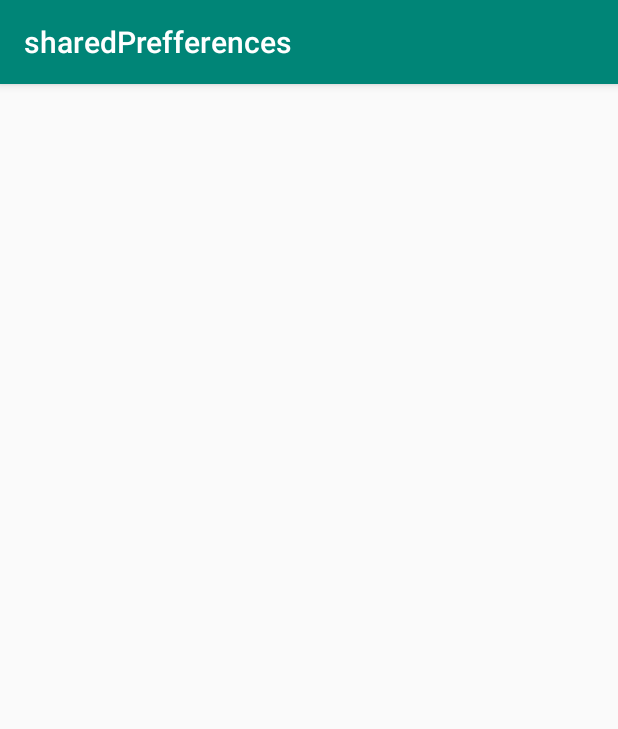
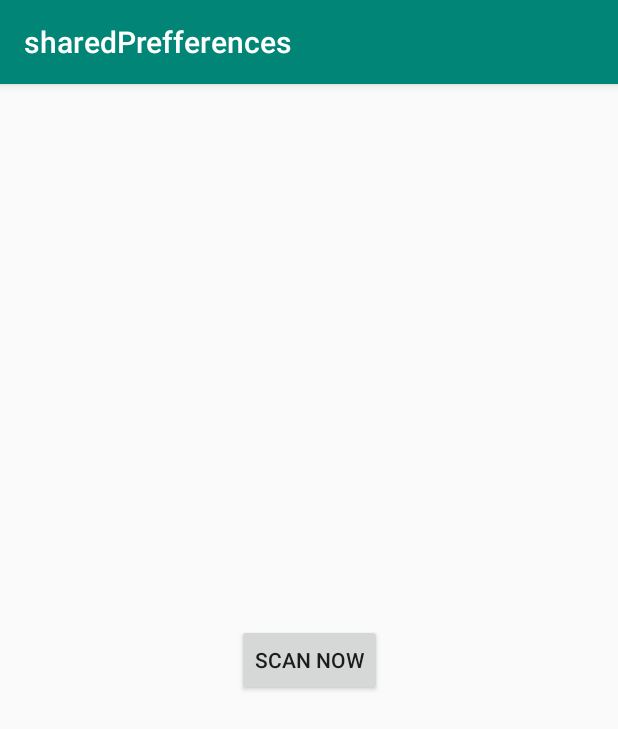
Before and after one commit to chrisribia/sharedPrefferences, an Android app: the ScannActitivty screen opened directly, with no data from a screen before it, on a phone screen of 412 x 824 dp. Shown: the top 729 px of the screen. Run offline under Robolectric (Android 15) with nearby library versions, the phone set to English and light mode, and no system bars; libraries missing offline, so code that uses them is left out: com.google.zxing.integration.

Commit message:
add button to trigger camera scanner and implementing entire qr functionality

```diff
--- a/app/src/main/res/layout/activity_scann_actitivty.xml
+++ b/app/src/main/res/layout/activity_scann_actitivty.xml
@@ -7,4 +7,15 @@
         android:layout_height="match_parent"
         tools:context=".ScannActitivty">
 
+
+
+    <Button
+            android:id="@+id/btn_scan"
+            android:layout_width="wrap_content"
+            android:layout_height="wrap_content"
+            android:text="Scan Now"
+            app:layout_constraintBottom_toBottomOf="parent"
+            app:layout_constraintLeft_toLeftOf="parent"
+            app:layout_constraintRight_toRightOf="parent"
+            app:layout_constraintTop_toTopOf="parent" />
 </androidx.constraintlayout.widget.ConstraintLayout>
```
Also changed, not shown: app/src/main/java/co/ke/sharedprefferences/ScannActitivty.kt (+26 -0 lines).
